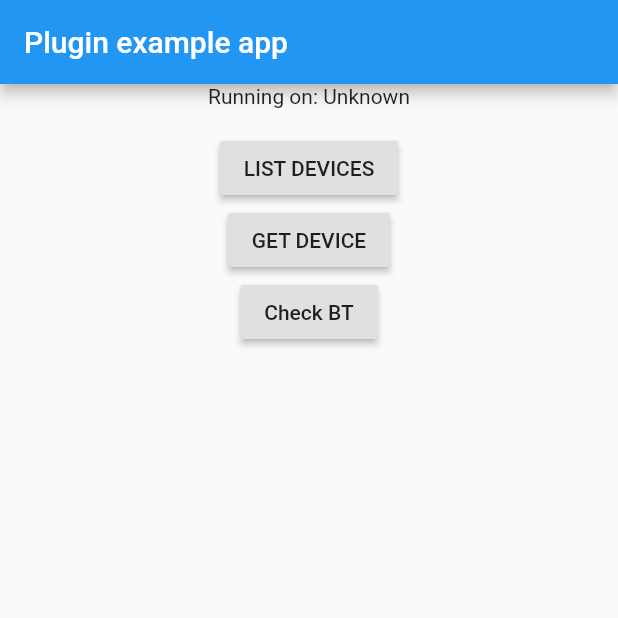
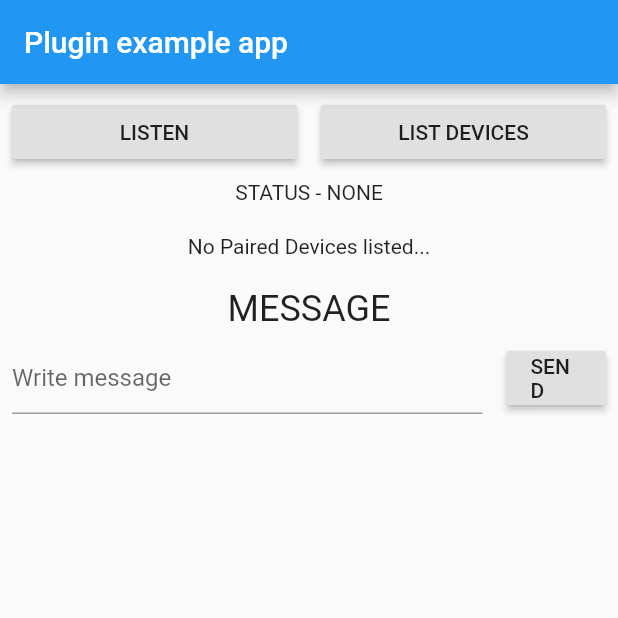
Before and after one commit to GeekyAnts/flutter-bluetooth-adapter, a Flutter app: the screen it shows after launch, after a tap on "LIST DEVICES", on a phone screen of 412 x 824 dp, the top half of it. Run offline on Flutter 3.47's test engine with Material 2 defaults, Android fonts, the phone set to English and light mode, and no system bars.

Commit message:
code implementation in example

```diff
--- a/example/lib/main.dart
+++ b/example/lib/main.dart
@@ -1,7 +1,6 @@
 import 'dart:async';
 
 import 'package:flutter/material.dart';
-import 'package:flutter/services.dart';
 import 'package:flutterbluetoothadapter/flutterbluetoothadapter.dart';
 
 void main() {
@@ -14,31 +13,25 @@ class MyApp extends StatefulWidget {
 }
 
 class _MyAppState extends State<MyApp> {
-  String _platformVersion = 'Unknown';
+  Flutterbluetoothadapter flutterbluetoothadapter = Flutterbluetoothadapter();
+  StreamSubscription _btConnectionStatusListener;
+  String _connectionStatus = "NONE";
+  List devices = [];
+  String _recievedMessage;
+  TextEditingController _controller = TextEditingController();
 
   @override
   void initState() {
     super.initState();
-    initPlatformState();
+    _startListening();
   }
 
-  // Platform messages are asynchronous, so we initialize in an async method.
-  Future<void> initPlatformState() async {
-    String platformVersion;
-    // Platform messages may fail, so we use a try/catch PlatformException.
-    try {
-      platformVersion = await Flutterbluetoothadapter().platformVersion();
-    } on PlatformException {
-      platformVersion = 'Failed to get platform version.';
-    }
-
-    // If the widget was removed from the tree while the asynchronous platform
-    // message was in flight, we want to discard the reply rather than calling
-    // setState to update our non-existent appearance.
-    if (!mounted) return;
-
-    setState(() {
-      _platformVersion = platformVersion;
+  _startListening() {
+    _btConnectionStatusListener =
+        flutterbluetoothadapter.connectionStatus().listen((dynamic status) {
+      setState(() {
+        _connectionStatus = status.toString();
+      });
     });
   }
 
@@ -51,42 +44,113 @@ class _MyAppState extends State<MyApp> {
         ),
         body: Column(
           children: <Widget>[
-            Center(
-              child: Text('Running on: $_platformVersion\n'),
+            Row(
+              mainAxisAlignment: MainAxisAlignment.spaceBetween,
+              children: <Widget>[
+                Flexible(
+                  fit: FlexFit.tight,
+                  child: Padding(
+                    padding: const EdgeInsets.all(8.0),
+                    child: RaisedButton(
+                      onPressed: () async {
+                        await flutterbluetoothadapter.startServer();
+                      },
+                      child: Text('LISTEN'),
+                    ),
+                  ),
+                ),
+                Flexible(
+                  fit: FlexFit.tight,
+                  child: Padding(
+                    padding: const EdgeInsets.all(8.0),
+                    child: RaisedButton(
+                      onPressed: () async {
+                        devices = await flutterbluetoothadapter.getDevices();
+                        setState(() {});
+                      },
+                      child: Text('LIST DEVICES'),
+                    ),
+                  ),
+                )
+              ],
             ),
-            RaisedButton(
-              onPressed: () async {
-                try {
-                  await Flutterbluetoothadapter().getDevices();
-                } catch (err) {
-                  //
-                }
-              },
-              child: Text("LIST DEVICES"),
+            Text("STATUS - $_connectionStatus"),
+            Padding(
+              padding: const EdgeInsets.symmetric(
+                horizontal: 8.0,
+                vertical: 20,
+              ),
+              child: ListView(
+                shrinkWrap: true,
+                children: _createDevices(),
+              ),
             ),
-            RaisedButton(
-              onPressed: () async {
-                try {
-                  await Flutterbluetoothadapter().getDevice(1);
-                } catch (err) {
-                  //
-                }
-              },
-              child: Text("GET DEVICE"),
+            Text(
+              _recievedMessage ?? "MESSAGE",
+              style: TextStyle(fontSize: 24),
             ),
-            RaisedButton(
-              onPressed: () async {
-                try {
-                  await Flutterbluetoothadapter().checkBluetooth();
-                } catch (err) {
-                  //
-                }
-              },
-              child: Text("Check BT"),
-            ),
+            Row(
+              children: <Widget>[
+                Flexible(
+                  flex: 4,
+                  fit: FlexFit.tight,
+                  child: Padding(
+                    padding: const EdgeInsets.all(8.0),
+                    child: TextField(
+                      controller: _controller,
+                      decoration: InputDecoration(hintText: "Write message"),
+                    ),
+                  ),
+                ),
+                Flexible(
+                  fit: FlexFit.tight,
+                  child: Padding(
+                    padding: const EdgeInsets.all(8.0),
+                    child: RaisedButton(
+                      onPressed: () {
+                        flutterbluetoothadapter
+                            .sendMessage(_controller.text ?? "no msg");
+                        _controller.text = "";
+                      },
+                      child: Text('SEND'),
+                    ),
+                  ),
+                )
+              ],
+            )
           ],
         ),
       ),
     );
   }
+
+  _createDevices() {
+    if (devices.isEmpty) {
+      return [
+        Center(
+          child: Text("No Paired Devices listed..."),
+        )
+      ];
+    }
+    List<Widget> deviceList = [];
+    devices.forEach((element) {
+      deviceList.add(
+        InkWell(
+          key: UniqueKey(),
+          onTap: () {
+            flutterbluetoothadapter.startClient(devices.indexOf(element));
+          },
+          child: Container(
+            padding: EdgeInsets.all(4),
+            decoration: BoxDecoration(border: Border.all()),
+            child: Text(
+              element.toString(),
+              style: TextStyle(fontSize: 18),
+            ),
+          ),
+        ),
+      );
+    });
+    return deviceList;
+  }
 }
```
Also changed, not shown: 2 other files.
